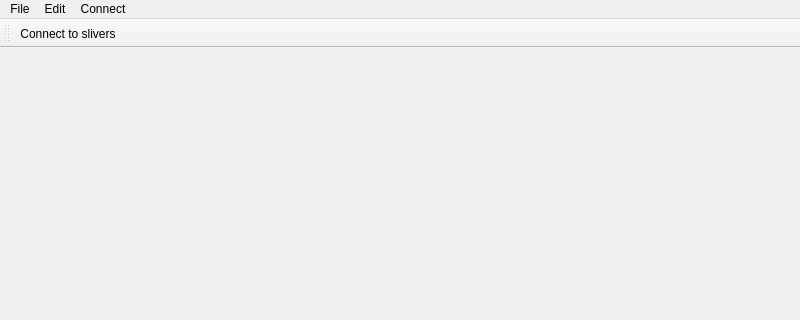
Before: the Qt Designer form src/demogui/mapoverview.ui in henrikvs/nornetdemo, drawn with Qt 5; both pictures show x 0 to 800 and y 0 to 320 of the 800 by 600 pixel window.
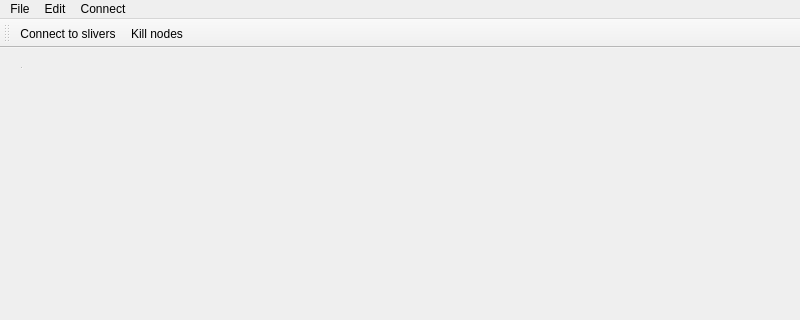
After: the same form once the commit is applied.

```diff
--- a/src/demogui/mapoverview.ui
+++ b/src/demogui/mapoverview.ui
@@ -82,6 +82,7 @@
     <bool>false</bool>
    </attribute>
    <addaction name="actionConnect_to_slivers"/>
+   <addaction name="actionKill_nodes_2"/>
   </widget>
   <action name="actionSettings">
    <property name="text">
@@ -93,6 +94,16 @@
     <string>Connect to slivers</string>
    </property>
   </action>
+  <action name="actionKill_nodes">
+   <property name="text">
+    <string>Kill nodes</string>
+   </property>
+  </action>
+  <action name="actionKill_nodes_2">
+   <property name="text">
+    <string>Kill nodes</string>
+   </property>
+  </action>
  </widget>
  <resources/>
  <connections/>
```
